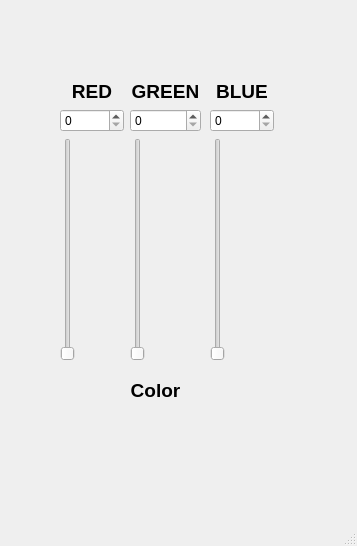
Above: TP_RGB/mainwindow.ui from FAU-CIEL/TP_RGB before the change. Below: the same form after it.
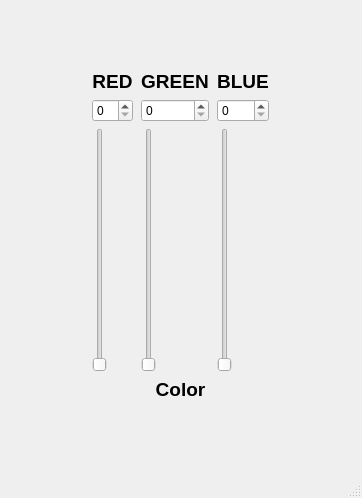
That is the form after the change.

Commit message: version 1 TP RGB

What changed in the file:
```diff
--- a/TP_RGB/mainwindow.ui
+++ b/TP_RGB/mainwindow.ui
@@ -6,8 +6,8 @@
    <rect>
     <x>0</x>
     <y>0</y>
-    <width>357</width>
-    <height>546</height>
+    <width>362</width>
+    <height>498</height>
    </rect>
   </property>
   <property name="windowTitle">
@@ -17,21 +17,16 @@
    <widget class="QWidget" name="widget" native="true">
     <property name="geometry">
      <rect>
-      <x>30</x>
-      <y>20</y>
-      <width>281</width>
-      <height>471</height>
+      <x>90</x>
+      <y>70</y>
+      <width>181</width>
+      <height>331</height>
      </rect>
     </property>
-    <widget class="QWidget" name="verticalLayoutWidget">
-     <property name="geometry">
-      <rect>
-       <x>30</x>
-       <y>60</y>
-       <width>64</width>
-       <height>281</height>
-      </rect>
-     </property>
+    <layout class="QVBoxLayout" name="verticalLayout_4">
+     <item>
+      <layout class="QHBoxLayout" name="horizontalLayout">
+       <item>
      <layout class="QVBoxLayout" name="verticalLayout">
       <property name="rightMargin">
        <number>0</number>
@@ -66,57 +61,8 @@
        </widget>
       </item>
      </layout>
-    </widget>
-    <widget class="QWidget" name="verticalLayoutWidget_3">
-     <property name="geometry">
-      <rect>
-       <x>180</x>
-       <y>60</y>
-       <width>64</width>
-       <height>281</height>
-      </rect>
-     </property>
-     <layout class="QVBoxLayout" name="verticalLayout_3">
-      <property name="rightMargin">
-       <number>0</number>
-      </property>
-      <item>
-       <widget class="QLabel" name="label_Blue">
-        <property name="font">
-         <font>
-          <pointsize>14</pointsize>
-          <bold>true</bold>
-         </font>
-        </property>
-        <property name="text">
-         <string>BLUE</string>
-        </property>
-        <property name="alignment">
-         <set>Qt::AlignmentFlag::AlignCenter</set>
-        </property>
-       </widget>
       </item>
       <item>
-       <widget class="QSpinBox" name="spinBox_Blue"/>
-      </item>
-      <item>
-       <widget class="QSlider" name="verticalSlider_Blue">
-        <property name="orientation">
-         <enum>Qt::Orientation::Vertical</enum>
-        </property>
-       </widget>
-      </item>
-     </layout>
-    </widget>
-    <widget class="QWidget" name="verticalLayoutWidget_2">
-     <property name="geometry">
-      <rect>
-       <x>100</x>
-       <y>60</y>
-       <width>71</width>
-       <height>281</height>
-      </rect>
-     </property>
      <layout class="QVBoxLayout" name="verticalLayout_2">
       <property name="rightMargin">
        <number>0</number>
@@ -160,16 +106,59 @@
        </widget>
       </item>
      </layout>
-    </widget>
+       </item>
+       <item>
+        <layout class="QVBoxLayout" name="verticalLayout_3">
+         <property name="rightMargin">
+          <number>0</number>
+         </property>
+         <item>
+          <widget class="QLabel" name="label_Blue">
+           <property name="font">
+            <font>
+             <pointsize>14</pointsize>
+             <bold>true</bold>
+            </font>
+           </property>
+           <property name="text">
+            <string>BLUE</string>
+           </property>
+           <property name="alignment">
+            <set>Qt::AlignmentFlag::AlignCenter</set>
+           </property>
+          </widget>
+         </item>
+         <item>
+          <widget class="QSpinBox" name="spinBox_Blue"/>
+         </item>
+         <item>
+          <widget class="QSlider" name="verticalSlider_Blue">
+           <property name="orientation">
+            <enum>Qt::Orientation::Vertical</enum>
+           </property>
+          </widget>
+         </item>
+        </layout>
+       </item>
+      </layout>
+     </item>
+     <item>
+      <layout class="QHBoxLayout" name="horizontalLayout_2">
+       <item>
+        <spacer name="horizontalSpacer">
+         <property name="orientation">
+          <enum>Qt::Orientation::Horizontal</enum>
+         </property>
+         <property name="sizeHint" stdset="0">
+          <size>
+           <width>40</width>
+           <height>20</height>
+          </size>
+         </property>
+        </spacer>
+       </item>
+       <item>
     <widget class="QLabel" name="label_Color">
-     <property name="geometry">
-      <rect>
-       <x>90</x>
-       <y>360</y>
-       <width>71</width>
-       <height>21</height>
-      </rect>
-     </property>
      <property name="font">
       <font>
        <pointsize>14</pointsize>
@@ -183,6 +172,23 @@
       <set>Qt::AlignmentFlag::AlignCenter</set>
      </property>
     </widget>
+       </item>
+       <item>
+        <spacer name="horizontalSpacer_2">
+         <property name="orientation">
+          <enum>Qt::Orientation::Horizontal</enum>
+         </property>
+         <property name="sizeHint" stdset="0">
+          <size>
+           <width>40</width>
+           <height>20</height>
+          </size>
+         </property>
+        </spacer>
+       </item>
+      </layout>
+     </item>
+    </layout>
    </widget>
   </widget>
   <widget class="QStatusBar" name="statusbar"/>
```
Left out of the diff: 2 changed lines with no effect on the pictures. Lines whose indentation alone changed are shown as unchanged. The commit also changes 1 other file.
